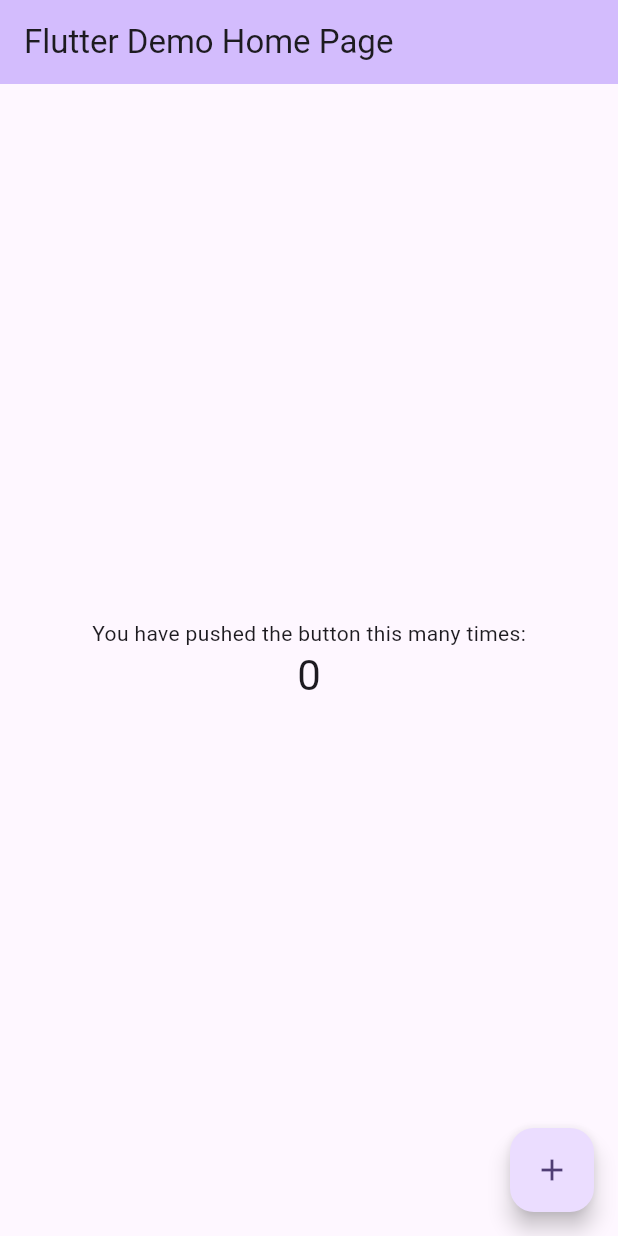
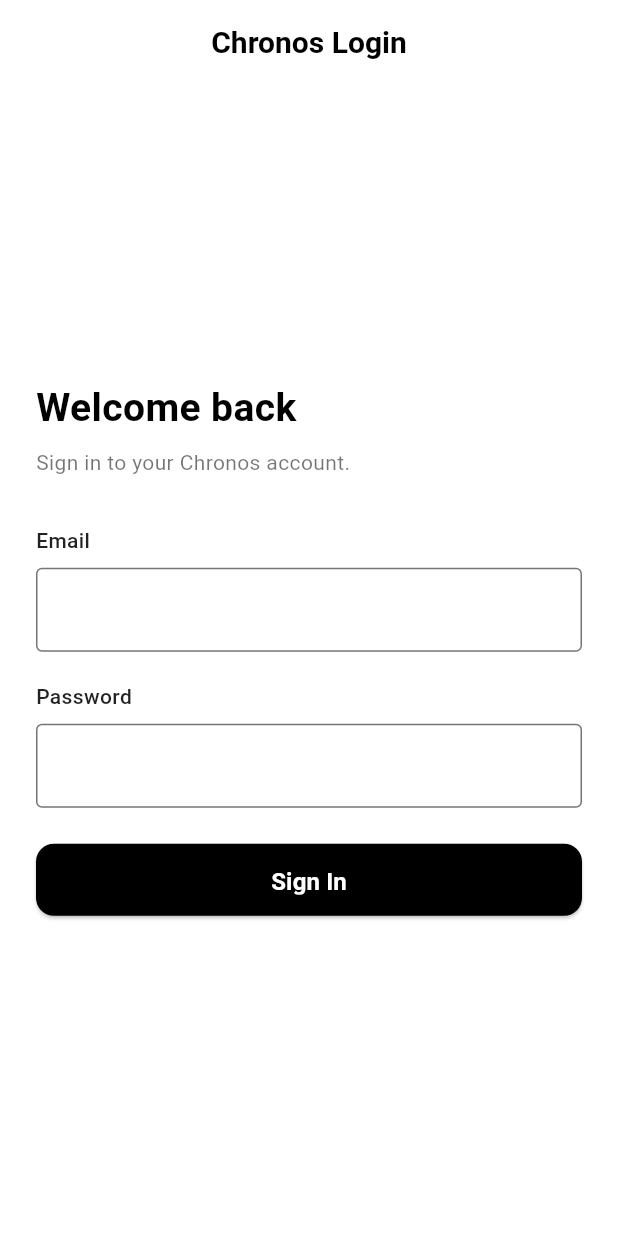
Before and after one commit to Chronus-LTE/chronos-mobile, a Flutter app: the screen it shows after launch, on a phone screen of 412 x 824 dp. Run offline on Flutter 3.47's test engine with Material 3 defaults, Android fonts, the phone set to English and light mode, and no system bars.

Commit message:
feat: UI login

```diff
--- a/lib/core/services/api_client.dart
+++ b/lib/core/services/api_client.dart
@@ -0,0 +1,26 @@
+import 'dart:convert';
+import 'package:http/http.dart' as http;
+
+class ApiClient {
+  // TODO: sửa thành URL backend thật của nhóm
+  static const String baseUrl = 'http://localhost:8000';
+
+  Future<Map<String, dynamic>> post(
+    String path, {
+    Map<String, dynamic>? body,
+  }) async {
+    final uri = Uri.parse('$baseUrl$path');
+    final response = await http.post(
+      uri,
+      headers: {'Content-Type': 'application/json'},
+      body: jsonEncode(body ?? {}),
+    );
+
+    if (response.statusCode >= 200 && response.statusCode < 300) {
+      return jsonDecode(response.body) as Map<String, dynamic>;
+    } else {
+      // có thể custom error sau
+      throw Exception('Request failed: ${response.statusCode}');
+    }
+  }
+}
--- a/lib/core/theme/app_theme.dart
+++ b/lib/core/theme/app_theme.dart
@@ -0,0 +1,44 @@
+import 'package:flutter/material.dart';
+
+class AppTheme {
+  static ThemeData lightTheme = ThemeData(
+    brightness: Brightness.light,
+    useMaterial3: true,
+    scaffoldBackgroundColor: Colors.white,
+    colorScheme: ColorScheme.fromSeed(
+      seedColor: Colors.black,
+      brightness: Brightness.light,
+    ),
+    appBarTheme: const AppBarTheme(
+      elevation: 0,
+      backgroundColor: Colors.white,
+      foregroundColor: Colors.black,
+      centerTitle: true,
+      titleTextStyle: TextStyle(
+        color: Colors.black,
+        fontWeight: FontWeight.w600,
+        fontSize: 20,
+      ),
+    ),
+    inputDecorationTheme: const InputDecorationTheme(
+      border: OutlineInputBorder(
+        borderSide: BorderSide(color: Colors.black, width: 1),
+      ),
+      focusedBorder: OutlineInputBorder(
+        borderSide: BorderSide(color: Colors.black, width: 1.2),
+      ),
+      enabledBorder: OutlineInputBorder(
+        borderSide: BorderSide(color: Colors.black54, width: 1),
+      ),
+      labelStyle: TextStyle(color: Colors.black87),
+    ),
+    elevatedButtonTheme: ElevatedButtonThemeData(
+      style: ElevatedButton.styleFrom(
+        backgroundColor: Colors.black,
+        foregroundColor: Colors.white,
+        padding: const EdgeInsets.symmetric(vertical: 14),
+        shape: RoundedRectangleBorder(borderRadius: BorderRadius.circular(12)),
+      ),
+    ),
+  );
+}
--- a/lib/features/auth/presentation/login_screen.dart
+++ b/lib/features/auth/presentation/login_screen.dart
@@ -0,0 +1,167 @@
+import 'package:flutter/material.dart';
+import 'package:provider/provider.dart';
+import '../viewmodels/auth_view_model.dart';
+
+class LoginScreen extends StatefulWidget {
+  const LoginScreen({super.key});
+
+  @override
+  State<LoginScreen> createState() => _LoginScreenState();
+}
+
+class _LoginScreenState extends State<LoginScreen> {
+  final _formKey = GlobalKey<FormState>();
+
+  final _emailController = TextEditingController();
+  final _passwordController = TextEditingController();
+
+  @override
+  void dispose() {
+    _emailController.dispose();
+    _passwordController.dispose();
+    super.dispose();
+  }
+
+  Future<void> _onLogin() async {
+    if (!_formKey.currentState!.validate()) return;
+
+    final authVm = context.read<AuthViewModel>();
+    await authVm.login(
+      _emailController.text.trim(),
+      _passwordController.text.trim(),
+    );
+
+    if (authVm.isLoggedIn) {
+      // TODO: điều hướng sang màn hình chính của app
+      if (mounted) {
+        ScaffoldMessenger.of(
+          context,
+        ).showSnackBar(const SnackBar(content: Text('Login success')));
+      }
+    } else if (authVm.errorMessage != null && mounted) {
+      ScaffoldMessenger.of(
+        context,
+      ).showSnackBar(SnackBar(content: Text(authVm.errorMessage!)));
+    }
+  }
+
+  @override
+  Widget build(BuildContext context) {
+    final authVm = context.watch<AuthViewModel>();
+
+    return Scaffold(
+      appBar: AppBar(title: const Text('Chronos Login')),
+      body: Center(
+        child: SingleChildScrollView(
+          padding: const EdgeInsets.symmetric(horizontal: 24, vertical: 16),
+          child: ConstrainedBox(
+            constraints: const BoxConstraints(maxWidth: 400),
+            child: Form(
+              key: _formKey,
+              child: Column(
+                crossAxisAlignment: CrossAxisAlignment.stretch,
+                children: [
+                  const Text(
+                    'Welcome back',
+                    style: TextStyle(
+                      fontSize: 26,
+                      fontWeight: FontWeight.w700,
+                      color: Colors.black,
+                    ),
+                    textAlign: TextAlign.left,
+                  ),
+                  const SizedBox(height: 8),
+                  const Text(
+                    'Sign in to your Chronos account.',
+                    style: TextStyle(fontSize: 14, color: Colors.black54),
+                  ),
+                  const SizedBox(height: 32),
+
+                  // Email
+                  const Text(
+                    'Email',
+                    style: TextStyle(
+                      fontWeight: FontWeight.w500,
+                      color: Colors.black87,
+                    ),
+                  ),
+                  const SizedBox(height: 8),
+                  TextFormField(
+                    controller: _emailController,
+                    keyboardType: TextInputType.emailAddress,
+                    validator: (value) {
+                      if (value == null || value.trim().isEmpty) {
+                        return 'Email is required';
+                      }
+                      if (!value.contains('@')) {
+                        return 'Invalid email format';
+                      }
+                      return null;
+                    },
+                  ),
+
+                  const SizedBox(height: 20),
+
+                  // Password
+                  const Text(
+                    'Password',
+                    style: TextStyle(
+                      fontWeight: FontWeight.w500,
+                      color: Colors.black87,
+                    ),
+                  ),
+                  const SizedBox(height: 8),
+                  TextFormField(
+                    controller: _passwordController,
+                    obscureText: true,
+                    validator: (value) {
+                      if (value == null || value.trim().isEmpty) {
+                        return 'Password is required';
+                      }
+                      if (value.length < 4) {
+                        return 'At least 4 characters';
+                      }
+                      return null;
+                    },
+                  ),
+
+                  const SizedBox(height: 24),
+
+                  // Button
+                  SizedBox(
+                    height: 48,
+                    child: ElevatedButton(
+                      onPressed: authVm.isLoading ? null : _onLogin,
+                      child:
+                          authVm.isLoading
+                              ? const SizedBox(
+                                height: 22,
+                                width: 22,
+                                child: CircularProgressIndicator(
+                                  strokeWidth: 2,
+                                  valueColor: AlwaysStoppedAnimation<Color>(
+                                    Colors.white,
+                                  ),
+                                ),
+                              )
+                              : const Text(
+                                'Sign In',
+                                style: TextStyle(
+                                  fontSize: 16,
+                                  fontWeight: FontWeight.w600,
+                                ),
+                              ),
+                    ),
+                  ),
+
+                  const SizedBox(height: 16),
+
+                ],
+              ),
+            ),
+          ),
+        ),
+      ),
+    );
+  }
+}
--- a/lib/features/auth/services/auth_service.dart
+++ b/lib/features/auth/services/auth_service.dart
@@ -0,0 +1,19 @@
+import 'dart:async';
+
+class AuthService {
+  /// Tạm mock: nếu email không rỗng và password >= 4 ký tự => login ok
+  Future<bool> login({required String email, required String password}) async {
+    await Future.delayed(const Duration(seconds: 1)); // giả lập call API
+
+    if (email.isNotEmpty && password.length >= 4) {
+      // TODO: sau này gọi API thật:
+      // final res = await _apiClient.post('/auth/login', body: {
+      //   'email': email,
+      //   'password': password,
+      // });
+      // return res['success'] == true;
+      return true;
+    }
+    return false;
+  }
+}
--- a/lib/features/auth/viewmodels/auth_view_model.dart
+++ b/lib/features/auth/viewmodels/auth_view_model.dart
@@ -0,0 +1,43 @@
+import 'package:flutter/foundation.dart';
+import '../services/auth_service.dart';
+
+class AuthViewModel extends ChangeNotifier {
+  final AuthService _authService;
+
+  AuthViewModel(this._authService);
+
+  bool _isLoading = false;
+  String? _errorMessage;
+  bool _isLoggedIn = false;
+
+  bool get isLoading => _isLoading;
+  String? get errorMessage => _errorMessage;
+  bool get isLoggedIn => _isLoggedIn;
+
+  Future<void> login(String email, String password) async {
+    _errorMessage = null;
+    _isLoading = true;
+    notifyListeners();
+
+    try {
+      final success = await _authService.login(
+        email: email,
+        password: password,
+      );
+
+      if (success) {
+        _isLoggedIn = true;
+      } else {
+        _errorMessage = 'Invalid email or password.';
+      }
+    } catch (e) {
+      _errorMessage = 'Something went wrong. Please try again.';
+      if (kDebugMode) {
+        print(e);
+      }
+    } finally {
+      _isLoading = false;
+      notifyListeners();
+    }
+  }
+}
--- a/lib/main.dart
+++ b/lib/main.dart
@@ -1,122 +1,37 @@
 import 'package:flutter/material.dart';
+import 'package:provider/provider.dart';
+
+import 'core/theme/app_theme.dart';
+import 'features/auth/services/auth_service.dart';
+import 'features/auth/viewmodels/auth_view_model.dart';
+import 'features/auth/presentation/login_screen.dart';
 
 void main() {
-  runApp(const MyApp());
+  runApp(const ChronosApp());
 }
 
-class MyApp extends StatelessWidget {
-  const MyApp({super.key});
+class ChronosApp extends StatelessWidget {
+  const ChronosApp({super.key});
 
-  // This widget is the root of your application.
   @override
   Widget build(BuildContext context) {
-    return MaterialApp(
-      title: 'Flutter Demo',
-      theme: ThemeData(
-        // This is the theme of your application.
-        //
-        // TRY THIS: Try running your application with "flutter run". You'll see
-        // the application has a purple toolbar. Then, without quitting the app,
-        // try changing the seedColor in the colorScheme below to Colors.green
-        // and then invoke "hot reload" (save your changes or press the "hot
-        // reload" button in a Flutter-supported IDE, or press "r" if you used
-        // the command line to start the app).
-        //
-        // Notice that the counter didn't reset back to zero; the application
-        // state is not lost during the reload. To reset the state, use hot
-        // restart instead.
-        //
-        // This works for code too, not just values: Most code changes can be
-        // tested with just a hot reload.
-        colorScheme: ColorScheme.fromSeed(seedColor: Colors.deepPurple),
+    return MultiProvider(
+      providers: [
+        Provider<AuthService>(
+          create: (_) => AuthService(),
+        ),
+        ChangeNotifierProvider<AuthViewModel>(
+          create: (context) => AuthViewModel(
+            context.read<AuthService>(),
+          ),
+        ),
+      ],
+      child: MaterialApp(
+        title: 'Chronos',
+        debugShowCheckedModeBanner: false,
+        theme: AppTheme.lightTheme,
+        home: const LoginScreen(),
       ),
-      home: const MyHomePage(title: 'Flutter Demo Home Page'),
     );
   }
 }
-
-class MyHomePage extends StatefulWidget {
-  const MyHomePage({super.key, required this.title});
-
-  // This widget is the home page of your application. It is stateful, meaning
-  // that it has a State object (defined below) that contains fields that affect
-  // how it looks.
-
-  // This class is the configuration for the state. It holds the values (in this
-  // case the title) provided by the parent (in this case the App widget) and
-  // used by the build method of the State. Fields in a Widget subclass are
-  // always marked "final".
-
-  final String title;
-
-  @override
-  State<MyHomePage> createState() => _MyHomePageState();
-}
-
-class _MyHomePageState extends State<MyHomePage> {
-  int _counter = 0;
-
-  void _incrementCounter() {
-    setState(() {
-      // This call to setState tells the Flutter framework that something has
-      // changed in this State, which causes it to rerun the build method below
-      // so that the display can reflect the updated values. If we changed
-      // _counter without calling setState(), then the build method would not be
-      // called again, and so nothing would appear to happen.
-      _counter++;
-    });
-  }
-
-  @override
-  Widget build(BuildContext context) {
-    // This method is rerun every time setState is called, for instance as done
-    // by the _incrementCounter method above.
-    //
-    // The Flutter framework has been optimized to make rerunning build methods
-    // fast, so that you can just rebuild anything that needs updating rather
-    // than having to individually change instances of widgets.
-    return Scaffold(
-      appBar: AppBar(
-        // TRY THIS: Try changing the color here to a specific color (to
-        // Colors.amber, perhaps?) and trigger a hot reload to see the AppBar
-        // change color while the other colors stay the same.
-        backgroundColor: Theme.of(context).colorScheme.inversePrimary,
-        // Here we take the value from the MyHomePage object that was created by
-        // the App.build method, and use it to set our appbar title.
-        title: Text(widget.title),
-      ),
-      body: Center(
-        // Center is a layout widget. It takes a single child and positions it
-        // in the middle of the parent.
-        child: Column(
-          // Column is also a layout widget. It takes a list of children and
-          // arranges them vertically. By default, it sizes itself to fit its
-          // children horizontally, and tries to be as tall as its parent.
-          //
-          // Column has various properties to control how it sizes itself and
-          // how it positions its children. Here we use mainAxisAlignment to
-          // center the children vertically; the main axis here is the vertical
-          // axis because Columns are vertical (the cross axis would be
-          // horizontal).
-          //
-          // TRY THIS: Invoke "debug painting" (choose the "Toggle Debug Paint"
-          // action in the IDE, or press "p" in the console), to see the
-          // wireframe for each widget.
-          mainAxisAlignment: MainAxisAlignment.center,
-          children: <Widget>[
-            const Text('You have pushed the button this many times:'),
-            Text(
-              '$_counter',
-              style: Theme.of(context).textTheme.headlineMedium,
-            ),
-          ],
-        ),
-      ),
-      floatingActionButton: FloatingActionButton(
-        onPressed: _incrementCounter,
-        tooltip: 'Increment',
-        child: const Icon(Icons.add),
-      ), // This trailing comma makes auto-formatting nicer for build methods.
-    );
-  }
-}
```
